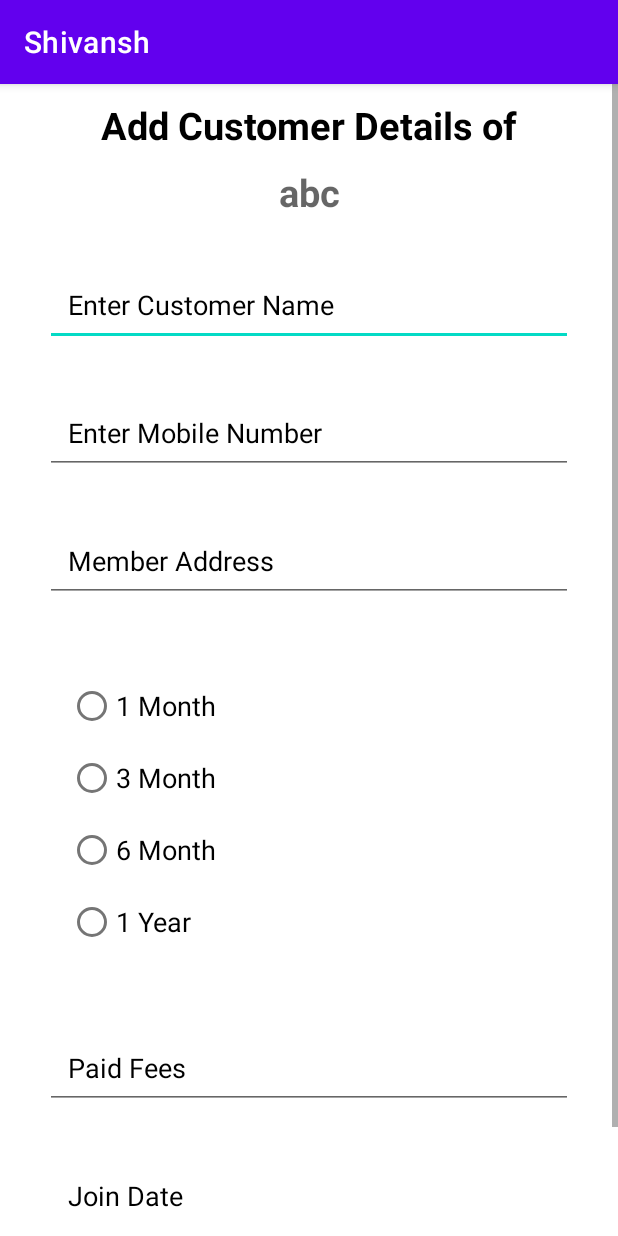
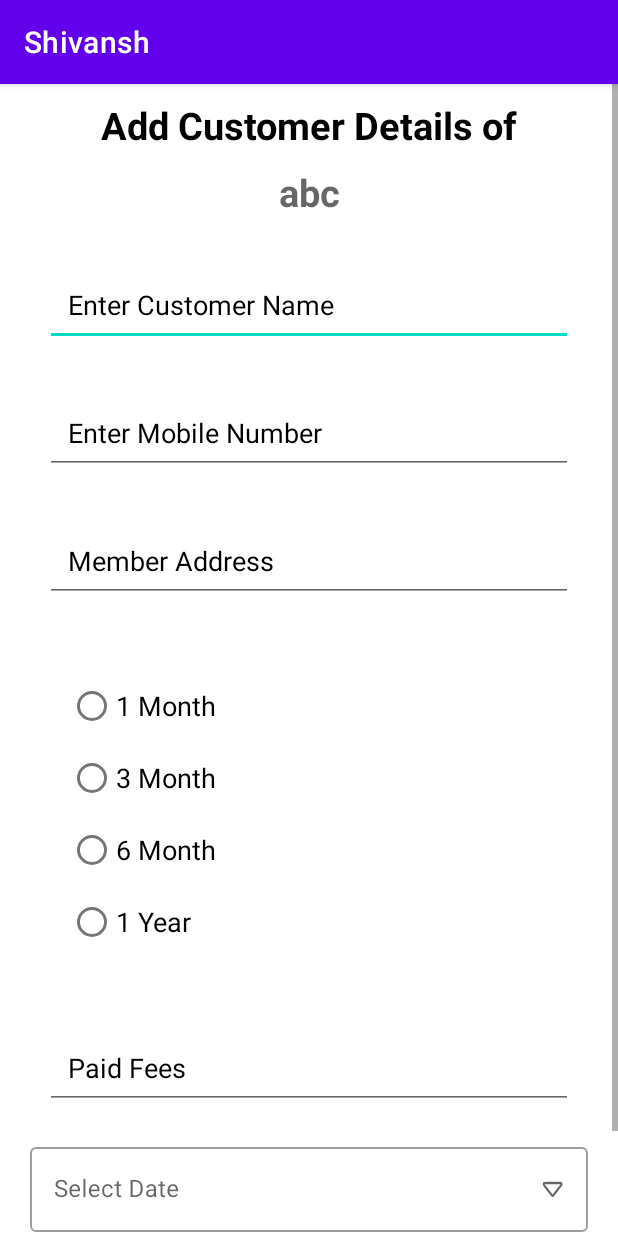
Before and after one commit to Rohancp29/AdminApp, an Android app: the Add_customer screen opened directly, with no data from a screen before it, on a phone screen of 412 x 824 dp. Run offline under Robolectric (Android 15) with nearby library versions, the phone set to English and light mode, and no system bars; our stand-ins replace Firebase (no records; nobody signed in at launch, a user with empty details on screens opened directly).

Commit message:
first commit

```diff
--- a/app/src/main/java/com/technolite/adminapp/Add_customer.java
+++ b/app/src/main/java/com/technolite/adminapp/Add_customer.java
@@ -1,20 +1,43 @@
 package com.technolite.adminapp;
 
+import androidx.annotation.NonNull;
+import androidx.annotation.Nullable;
 import androidx.appcompat.app.AppCompatActivity;
 
 import android.annotation.SuppressLint;
+import android.app.DatePickerDialog;
 import android.os.Bundle;
+import android.text.TextUtils;
+import android.view.View;
+import android.widget.Button;
+import android.widget.DatePicker;
 import android.widget.EditText;
+import android.widget.RadioGroup;
 import android.widget.TextView;
 
+import com.google.android.material.textfield.TextInputEditText;
+import com.google.firebase.database.ChildEventListener;
+import com.google.firebase.database.DataSnapshot;
+import com.google.firebase.database.DatabaseError;
+import com.google.firebase.database.DatabaseReference;
 import com.google.firebase.database.FirebaseDatabase;
+
+import java.util.Calendar;
+import java.util.HashMap;
+import java.util.Map;
 
 public class Add_customer extends AppCompatActivity {
 
     TextView productName;
-    EditText custName, custMob, custAddress, custPayment;
+    EditText cname, cmob, caddress, cpayment;
 
+    TextInputEditText cjoindate;
 
+    RadioGroup group;
+    Button submit;
+
+    FirebaseDatabase database = FirebaseDatabase.getInstance();
+    DatabaseReference reference = database.getReference().child("Product Details");
 
     @SuppressLint("MissingInflatedId")
     @Override
@@ -24,19 +47,131 @@ public class Add_customer extends AppCompatActivity {
 
         productName = findViewById(R.id.product_name);
 
-        custName = findViewById(R.id.cname);
-        custMob = findViewById(R.id.cnumber);
-        custAddress = findViewById(R.id.caddress);
-        custPayment = findViewById(R.id.cpayment);
-
         // Retrieve the title from the intent extras
         String title = getIntent().getStringExtra("title");
-
         // Set the title of the activity
         productName.setText(title);
 
+        cname = findViewById(R.id.cname);
+        cmob = findViewById(R.id.cnumber);
+        caddress = findViewById(R.id.caddress);
+        cpayment = findViewById(R.id.cpayment);
+        cjoindate = findViewById(R.id.cjoindate);
+        submit = findViewById(R.id.csubmit);
+
+        cjoindate.setOnClickListener(new View.OnClickListener() {
+            @Override
+            public void onClick(View v) {
+                // on below line we are getting
+                // the instance of our calendar.
+                final Calendar c = Calendar.getInstance();
+
+                // on below line we are getting
+                // our day, month and year.
+                int year = c.get(Calendar.YEAR);
+                int month = c.get(Calendar.MONTH);
+                int day = c.get(Calendar.DAY_OF_MONTH);
+
+                // on below line we are creating a variable for date picker dialog.
+                DatePickerDialog datePickerDialog = new DatePickerDialog(
+                        // on below line we are passing context.
+                        Add_customer.this,
+                        new DatePickerDialog.OnDateSetListener() {
+                            @Override
+                            public void onDateSet(DatePicker view, int year,
+                                                  int monthOfYear, int dayOfMonth) {
+                                // on below line we are setting date to our text view.
+                                cjoindate.setText(dayOfMonth + "-" + (monthOfYear + 1) + "-" + year);
+
+                            }
+                        },
+                        // on below line we are passing year,
+                        // month and day for selected date in our date picker.
+                        year, month, day);
+                // at last we are calling show to
+                // display our date picker dialog.
+                datePickerDialog.show();
+            }
+        });
+
+        String csName = cname.getText().toString();
+        String csMob = cmob.getText().toString();
+        String csAddress = caddress.getText().toString();
+        String csPayment = cpayment.getText().toString();
+        String csJoinDate = cjoindate.getText().toString();
 
 
+        Map<String, Object> user = new HashMap<>();
+        user.put("Name", csName);
+        user.put("Mobile", csMob);
+        user.put("Address", csAddress);
+        user.put("Payment", csPayment);
+        user.put("Join Date", csJoinDate);
 
+        submit.setOnClickListener(new View.OnClickListener() {
+            @Override
+            public void onClick(View v) {
+                if (TextUtils.isEmpty(cname.getText().toString()) && TextUtils.isEmpty(cmob.getText().toString())
+                        && TextUtils.isEmpty(caddress.getText().toString()) && TextUtils.isEmpty(cpayment.getText().toString())
+                        && TextUtils.isEmpty(cjoindate.getText().toString())){
+                    cname.setError("Please enter your name.");
+                    cmob.setError("Please enter your mobile number.");
+                    caddress.setError("Please enter your address.");
+                    cpayment.setError("Please enter your fees paid.");
+                    cjoindate.setError("Please enter your joining date.");
+                } else if (cname.getText().toString().isEmpty()) {
+                    cname.setError("Please enter your name.");
+                } else if (cmob.getText().toString().isEmpty()) {
+                    cmob.setError("Please enter your mobile number.");
+                } else if (caddress.getText().toString().isEmpty()) {
+                    caddress.setError("Please enter your address.");
+                } else if (cpayment.getText().toString().isEmpty()) {
+                    cpayment.setError("Please enter your fees paid.");
+                } else if (cjoindate.getText().toString().isEmpty()) {
+                    cjoindate.setError("Please enter your joining date.");
+                } else {
+                    reference.addChildEventListener(new ChildEventListener() {
+                        @Override
+                        public void onChildAdded(@NonNull DataSnapshot snapshot, @Nullable String previousChildName) {
+                            reference.child(title).child("Customer"+title).child(cname.getText().toString()).child("Name").setValue(cname.getText().toString());
+                            reference.child(title).child("Customer"+title).child(cname.getText().toString()).child("Mobile").setValue(cmob.getText().toString());
+                            reference.child(title).child("Customer"+title).child(cname.getText().toString()).child("Address").setValue(caddress.getText().toString());
+                            reference.child(title).child("Customer"+title).child(cname.getText().toString()).child("Payment").setValue(cpayment.getText().toString());
+                            reference.child(title).child("Customer"+title).child(cname.getText().toString()).child("Join Date").setValue(cjoindate.getText().toString());
+                        }
+
+                        @Override
+                        public void onChildChanged(@NonNull DataSnapshot snapshot, @Nullable String previousChildName) {
+
+                        }
+
+                        @Override
+                        public void onChildRemoved(@NonNull DataSnapshot snapshot) {
+
+                        }
+
+                        @Override
+                        public void onChildMoved(@NonNull DataSnapshot snapshot, @Nullable String previousChildName) {
+
+                        }
+
+                        @Override
+                        public void onCancelled(@NonNull DatabaseError error) {
+
+                        }
+                    });
+                }
+            }
+        });
+    }
+
+    public void showDatePickerDialog() {
+        DatePickerDialog datePickerDialog = new DatePickerDialog(Add_customer.this,
+                (DatePickerDialog.OnDateSetListener) this,
+                Calendar.getInstance().get(Calendar.YEAR),
+                Calendar.getInstance().get(Calendar.MONTH),
+                Calendar.getInstance().get(Calendar.DAY_OF_MONTH)
+        );
+        datePickerDialog.show();
     }
 }
--- a/app/src/main/java/com/technolite/adminapp/View_customer.java
+++ b/app/src/main/java/com/technolite/adminapp/View_customer.java
@@ -32,11 +32,7 @@ public class View_customer extends AppCompatActivity {
             @Override
             public void onClick(View v) {
                 Intent send = new Intent(View_customer.this, Add_customer.class);
-
-
                 send.putExtra("title", titlev);
-
-
                 startActivity(send);
             }
         });
--- /dev/null
+++ b/app/src/main/res/drawable/dropdown_logo.xml
@@ -0,0 +1,10 @@
+<vector xmlns:android="http://schemas.android.com/apk/res/android"
+    android:width="14dp"
+    android:height="12dp"
+    android:viewportWidth="157"
+    android:viewportHeight="106">
+  <path
+      android:pathData="M14.5,11.5c-4.5,1.6 -7,4.4 -8.6,9.7 -2.5,8.1 -2.3,8.3 30.9,42.5 16.9,17.3 32.1,32.3 33.7,33.3 4.6,2.8 9.6,3.4 13.9,1.6 2.5,-1 13.9,-11.8 34.8,-32.8 17.1,-17.2 31.9,-32.7 32.9,-34.3 4.6,-7.3 0.7,-16.6 -8.6,-20.2 -4.8,-1.8 -123.7,-1.7 -129,0.2zM109.3,55.2l-30.2,30.2 -29.8,-30.2 -29.8,-30.2 60,-0 60,-0 -30.2,30.2z"
+      android:fillColor="#000000"
+      android:strokeColor="#00000000"/>
+</vector>
--- a/app/src/main/res/layout/activity_add_customer.xml
+++ b/app/src/main/res/layout/activity_add_customer.xml
@@ -155,30 +155,28 @@
                 android:textColor="@color/black"
                 />
 
-
-
-
-
-
-            <TextView
-                android:id="@+id/cjoindate"
+            <com.google.android.material.textfield.TextInputLayout
+                android:id="@+id/date_input_layout"
+                style="@style/Widget.MaterialComponents.TextInputLayout.OutlinedBox"
                 android:layout_width="match_parent"
                 android:layout_height="wrap_content"
-                android:layout_marginHorizontal="30dp"
-                android:layout_marginTop="30dp"
-                android:padding="15dp"
-                android:hint="Join Date"
-                android:textSize="18sp"
-                android:textColorHint="@color/black"
-                android:textColor="@color/black"
-                android:elevation="10dp"
-                android:inputType="date" />
+                android:layout_marginHorizontal="20dp"
+                android:layout_marginTop="20dp"
+                android:elevation="5dp"
+                android:hint="Select Date"
+                app:endIconMode="custom"
+                app:endIconDrawable="@drawable/dropdown_logo">
 
+                <com.google.android.material.textfield.TextInputEditText
+                    android:id="@+id/cjoindate"
+                    android:layout_width="match_parent"
+                    android:layout_height="wrap_content"
+                    android:inputType="date"
+                    />
 
+            </com.google.android.material.textfield.TextInputLayout>
 
-
-
-            <androidx.appcompat.widget.AppCompatButton
+            <Button
                 android:id="@+id/csubmit"
                 android:layout_width="match_parent"
                 android:layout_height="40dp"
@@ -186,8 +184,7 @@
                 android:layout_marginTop="30dp"
                 android:layout_gravity="center"
                 android:layout_marginVertical="20dp"
-                android:background="#51E357"
-                android:textColor="@color/black"
+                android:textColor="@color/white"
                 android:textStyle="bold"
                 android:text="Submit" />
         </LinearLayout>
--- a/app/src/main/res/layout/recycle_item.xml
+++ b/app/src/main/res/layout/customer_list.xml
@@ -1,5 +1,6 @@
 <?xml version="1.0" encoding="utf-8"?>
-<LinearLayout xmlns:android="http://schemas.android.com/apk/res/android"
+<LinearLayout
+    xmlns:android="http://schemas.android.com/apk/res/android"
     android:layout_width="match_parent"
     android:layout_height="match_parent"
     android:orientation="vertical"
```
Also changed, not shown: app/src/main/java/com/technolite/adminapp/CustomerDetails.java (added, +67 -0 lines), app/src/main/res/layout/activity_view_customer.xml (+13 -9 lines).
